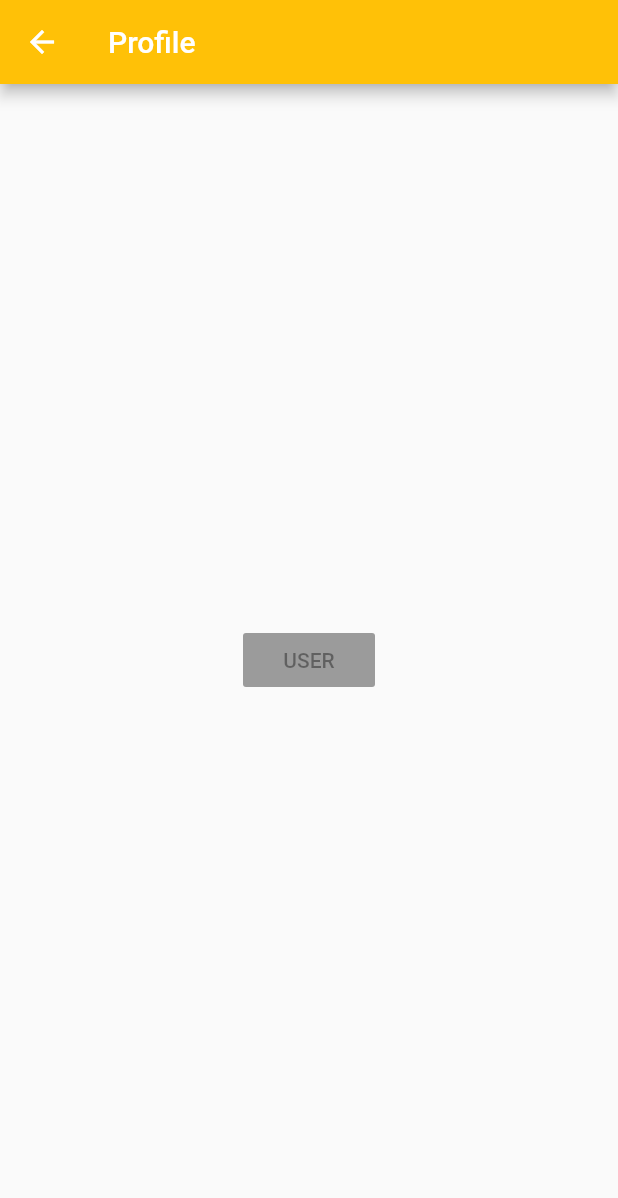
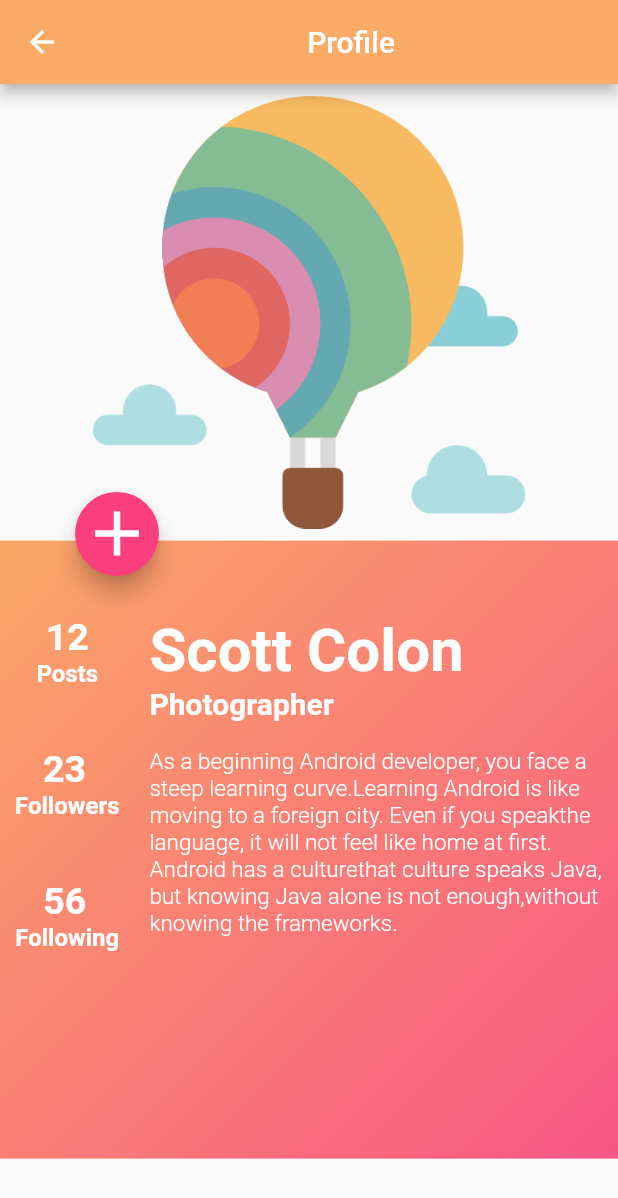
Before and after one commit to varamsky/socialapp, a Flutter app: the UserDetails screen opened by its route, on a phone screen of 412 x 824 dp. Shown: the top 1198 px of the screen. Run offline on Flutter 3.47's test engine with Material 2 defaults, Android fonts, the phone set to English and light mode, and no system bars.

Commit message:
Added the Details Screen and solved the problems with the position of login button.

```diff
--- a/lib/login_screen.dart
+++ b/lib/login_screen.dart
@@ -15,6 +15,8 @@ class LoginScreenState extends State<LoginScreen> {
 
   final _emailFormKey = GlobalKey<FormState>();
   final _passwordFormKey = GlobalKey<FormState>();
+
+  var _loginPosition = 0.34;
 
   @override
   Widget build(BuildContext context) {
@@ -82,7 +84,6 @@ class LoginScreenState extends State<LoginScreen> {
                                         }
                                       },
                                       decoration: InputDecoration(
-                                        //icon: Icon(Icons.mail_outline),
                                         icon: Icon(
                                           Icons.mail_outline,
                                           color: Colors.black,
@@ -150,7 +151,6 @@ class LoginScreenState extends State<LoginScreen> {
                                     ),
                                   ),
                                 ),
-
                               ],
                             ),
                           ),
@@ -158,14 +158,17 @@ class LoginScreenState extends State<LoginScreen> {
                       ),
                     ),
                     Positioned(
-                      top: MediaQuery.of(context).size.height*0.34,
+                      top: MediaQuery.of(context).size.height*_loginPosition,
                       height: MediaQuery.of(context).size.height*0.1,
                       width: MediaQuery.of(context).size.width*1,
                       child: InkWell(
-                        //borderRadius: new BorderRadius.circular(10.0),
                         onTap: () {
                           if (_emailFormKey.currentState.validate() && _passwordFormKey.currentState.validate())
                             Navigator.of(context).pushReplacementNamed('userDetails');
+                          else
+                            setState(() {
+                              _loginPosition = 0.37;
+                            });
                         },
                         child: Padding(
                           padding: const EdgeInsets.symmetric(
@@ -173,7 +176,6 @@ class LoginScreenState extends State<LoginScreen> {
                             vertical: 8.0,
                           ),
                           child: new Container(
-                            //width: 100.0,
                             height: 50.0,
                             decoration: new BoxDecoration(
                               boxShadow: <BoxShadow>[
@@ -215,21 +217,6 @@ class LoginScreenState extends State<LoginScreen> {
           ],
         ),
       ),
-      /*Center(
-        child: RaisedButton(
-          color: Colors.amber,
-          child: Text(
-            'LOGIN',
-            style: TextStyle(
-              color: Colors.white,
-              fontWeight: FontWeight.bold,
-            ),
-          ),
-          onPressed: () {
-            Navigator.of(context).pushNamed('userDetails');
-          }
-        ),
-      ),*/
     );
   }
 }
--- a/lib/main.dart
+++ b/lib/main.dart
@@ -5,7 +5,6 @@ import 'package:socialapp/user_details.dart';
 void main() => runApp(new MyApp());
 
 class MyApp extends StatelessWidget {
-  // This widget is the root of your application.
   @override
   Widget build(BuildContext context) {
     return new MaterialApp(
--- a/lib/user_details.dart
+++ b/lib/user_details.dart
@@ -1,22 +1,139 @@
 import 'package:flutter/material.dart';
 
-class UserDetails extends StatelessWidget{
+class UserDetails extends StatelessWidget {
+  final String info =
+      'As a beginning Android developer, you face a steep learning curve.'
+      'Learning Android is like moving to a foreign city. Even if you speak'
+      'the language, it will not feel like home at first. Android has a culture'
+      'that culture speaks Java, but knowing Java alone is not enough,'
+      'without knowing the frameworks.';
+
   @override
   Widget build(BuildContext context) {
     return Scaffold(
       appBar: AppBar(
-        title: Text('Profile'),
-        backgroundColor: Colors.amber,
+        title: Center(child: Text('Profile')),
+        backgroundColor: Color(0xFFFBAB66),
       ),
-      body: Center(
-        child: RaisedButton(
-          color: Colors.amber,
-          child: Text(
-            'USER',
+      body: Stack(
+        children: <Widget>[
+          Column(
+            children: <Widget>[
+              Padding(
+                padding: const EdgeInsets.only(
+                  top: 8.0,
+                  bottom: 8.0,
+                ),
+                child: Image.asset(
+                  'assets/logo.png',
+                  height: MediaQuery.of(context).size.height * 0.35,
+                  width: MediaQuery.of(context).size.width,
+                ),
+              ),
+              Container(
+                height: MediaQuery.of(context).size.height * 0.5,
+                width: MediaQuery.of(context).size.width,
+                decoration: BoxDecoration(
+                  gradient: LinearGradient(
+                    begin: Alignment.topLeft,
+                    end: Alignment.bottomRight,
+                    colors: [Color(0xFFFBA767), Color(0xFFF85685)],
+                  ),
+                ),
+                child: Row(
+                  children: <Widget>[
+                    Column(
+                      children: <Widget>[
+                        SizedBox(
+                          height: 30.0,
+                        ),
+                        _leftTextView('12', 'Posts', 1),
+                        _leftTextView('23', 'Followers', 2),
+                        _leftTextView('56', 'Following', 3),
+                      ],
+                    ),
+                    Flexible(
+                      child: Column(
+                        children: <Widget>[
+                          SizedBox(
+                            height: 30.0,
+                          ),
+                          _detailView('Scott Colon', 'Photographer', info),
+                        ],
+                      ),
+                    ),
+                  ],
+                ),
+              ),
+            ],
+          ),
+          Positioned(
+            top: MediaQuery.of(context).size.height * 0.33,
+            left: 50.0,
+            child: FloatingActionButton(
+              backgroundColor: Color(0xFFFB3E7E),
+              child: Icon(
+                Icons.add,
+                size: 50.0,
+              ),
+              onPressed: null,
             ),
-          onPressed: null,
           ),
+        ],
       ),
-      );
+    );
+  }
+
+  _detailView(var name, var pro, var info) {
+    return Padding(
+      padding: const EdgeInsets.symmetric(
+        vertical: 20.0,
+        horizontal: 10.0,
+      ),
+      child: RichText(
+        text: TextSpan(
+          style: TextStyle(
+            color: Colors.white,
+          ),
+          children: <TextSpan>[
+            TextSpan(
+              text: name,
+              style: TextStyle(fontWeight: FontWeight.bold, fontSize: 40.0),
+            ),
+            TextSpan(
+                text: '\n' + pro,
+                style: TextStyle(fontWeight: FontWeight.bold, fontSize: 20.0)),
+            TextSpan(
+                text: '\n\n' + info,
+                style: TextStyle(fontWeight: FontWeight.w300, fontSize: 15.0)),
+          ],
+        ),
+      ),
+    );
+  }
+
+  _leftTextView(var number, var text, var id) {
+    return Padding(
+      padding: const EdgeInsets.symmetric(
+        vertical: 20.0,
+        horizontal: 10.0,
+      ),
+      child: RichText(
+        text: TextSpan(
+          style: TextStyle(
+            color: Colors.white,
+          ),
+          children: <TextSpan>[
+            TextSpan(
+              text: (id == 1) ? ' ' + number : '   ' + number,
+              style: TextStyle(fontWeight: FontWeight.bold, fontSize: 25.0),
+            ),
+            TextSpan(
+                text: '\n' + text,
+                style: TextStyle(fontWeight: FontWeight.bold, fontSize: 16.0)),
+          ],
+        ),
+      ),
+    );
   }
 }
```
